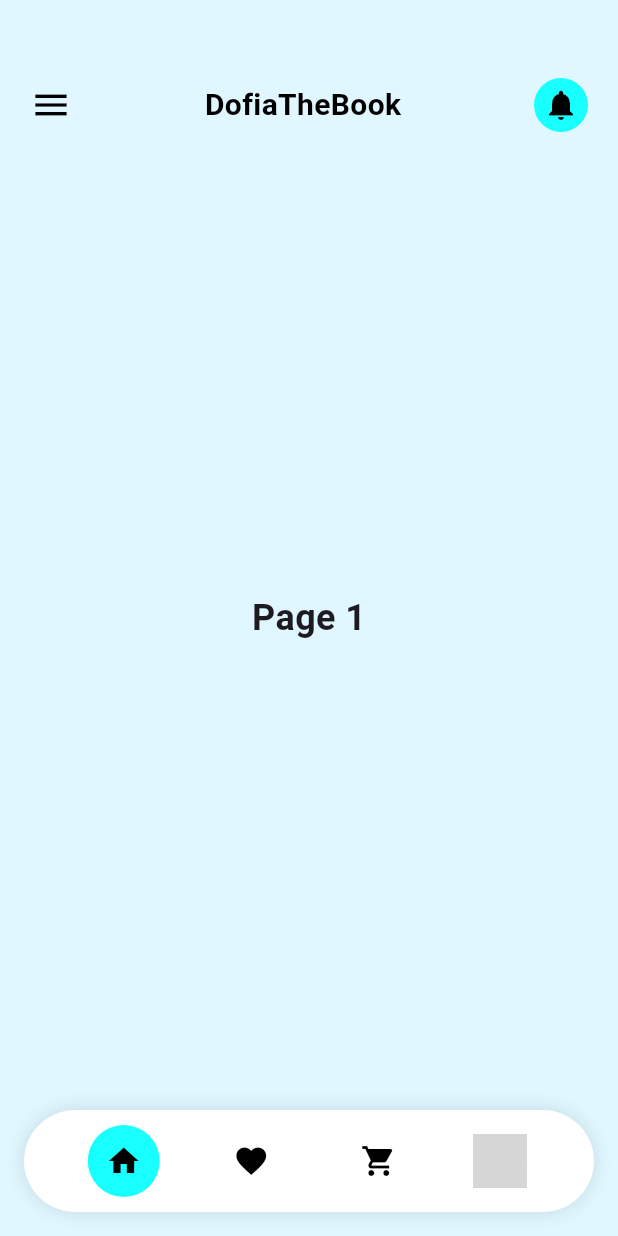
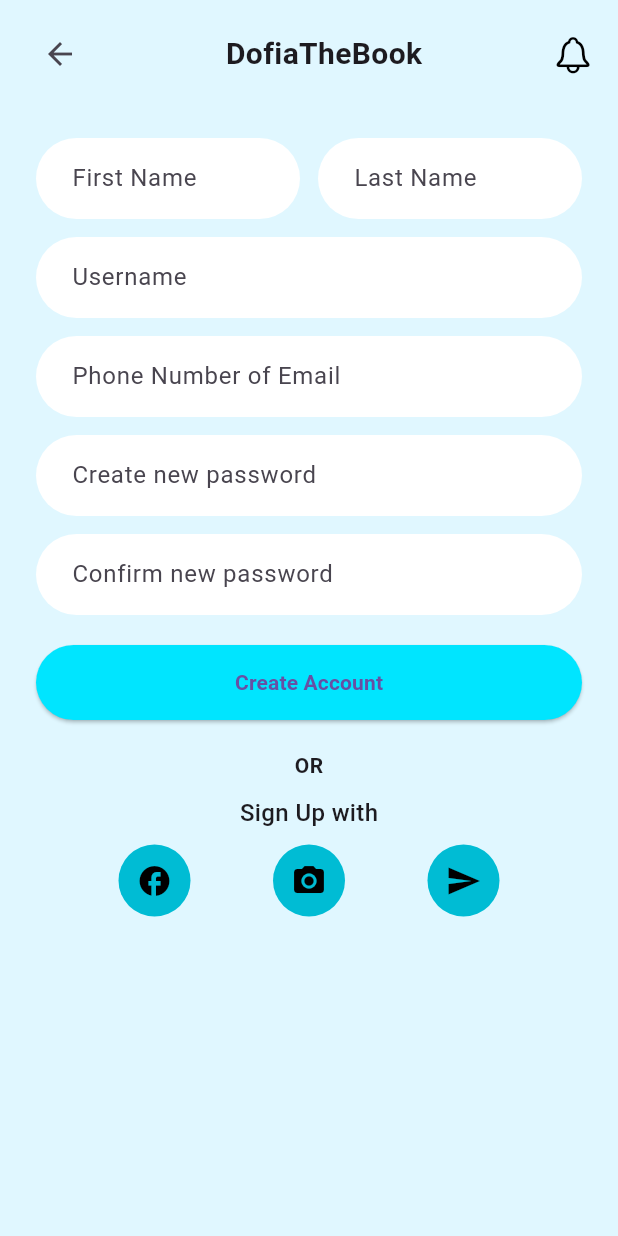
Before and after one commit to khlly/DofiaBookStore, a Flutter app: the screen it shows after launch, on a phone screen of 412 x 824 dp. Run offline on Flutter 3.47's test engine with Material 3 defaults, Android fonts, the phone set to English and light mode, and no system bars; grey boxes are pictures that could not be loaded.

Commit message:
Create auth screens

```diff
--- a/dofia_app/lib/main.dart
+++ b/dofia_app/lib/main.dart
@@ -1,3 +1,4 @@
+import 'package:dofia_the_book/screens/auth/signup_screen.dart';
 import 'package:dofia_the_book/screens/home_screen.dart';
 import 'package:flutter/material.dart';
 
@@ -16,7 +17,7 @@ class MyApp extends StatelessWidget {
         primarySwatch: Colors.blue,
         // Ajoute ici tes thèmes de couleurs et de texte comme discuté précédemment
       ),
-      home: const HomeScreen(), // C'est ici que tu utilises ton HomeScreen
+      home: const SignUpScreen(), // C'est ici que tu utilises ton HomeScreen
     );
   }
 }
--- a/dofia_app/lib/screens/auth/login_screen.dart
+++ b/dofia_app/lib/screens/auth/login_screen.dart
@@ -1,6 +1,5 @@
 import 'package:flutter/material.dart';
 import 'package:dofia_the_book/widgets/auth/auth_form.dart';
-import 'package:dofia_the_book/widgets/auth/social_button.dart';
 
 
 class LoginScreen extends StatelessWidget {
@@ -8,16 +7,15 @@ class LoginScreen extends StatelessWidget {
 
   @override
   Widget build(BuildContext context) {
-    return Scaffold(
-      backgroundColor: const Color(0xFFE0F7FF),
+    return const Scaffold(
+      backgroundColor: Color(0xFFE0F7FF),
       body: SafeArea(
         child: Column(
-          children: const [
+          children: [
             SizedBox(height: 40),
             Text("Welcome Back", style: TextStyle(fontSize: 28, fontWeight: FontWeight.bold)),
             SizedBox(height: 20),
             AuthForm(isLogin: true),
-            SocialButtons(),
           ],
         ),
       ),
--- a/dofia_app/lib/screens/auth/signup_screen.dart
+++ b/dofia_app/lib/screens/auth/signup_screen.dart
@@ -0,0 +1,52 @@
+// lib/screens/auth/signup_screen.dart
+import 'package:flutter/material.dart';
+import '../../widgets/auth/auth_header.dart';
+import '../../widgets/auth/signup_form.dart';
+import '../../widgets/auth/social_button.dart';
+
+class SignUpScreen extends StatelessWidget {
+  const SignUpScreen({super.key});
+
+  @override
+  Widget build(BuildContext context) {
+    return Scaffold(
+      backgroundColor: const Color(0xFFE0F7FF),
+      body: SafeArea(
+        child: Column(
+          crossAxisAlignment: CrossAxisAlignment.stretch,
+          children: [
+            const AuthHeader(title: 'DofiaTheBook', showBack: true),
+            Expanded(
+              child: SingleChildScrollView(
+                padding: const EdgeInsets.symmetric(horizontal: 24),
+                child: Column(
+                  children: [
+                    const SizedBox(height: 20),
+                    const SignUpForm(),
+                    const SizedBox(height: 20),
+                    const Text('OR', style: TextStyle(fontWeight: FontWeight.bold)),
+                    const SizedBox(height: 10),
+                    const Text('Sign Up with',
+                        style: TextStyle(
+                            fontWeight: FontWeight.w500, fontSize: 16)),
+                    const SizedBox(height: 10),
+Row(
+  mainAxisAlignment: MainAxisAlignment.spaceEvenly,
+  children: [
+     //SocialSignUpButton(icon: Icons.whatsapp, onPressed: () {}),
+     SocialSignUpButton(icon: Icons.facebook, onPressed: () {}),
+     SocialSignUpButton(icon: Icons.camera_alt, onPressed: () {}), // Instagram
+     SocialSignUpButton(icon: Icons.send, onPressed: () {}), // Telegram
+  ],
+),
+                    const SizedBox(height: 20),
+                  ],
+                ),
+              ),
+            )
+          ],
+        ),
+      ),
+    );
+  }
+}
--- /dev/null
+++ b/dofia_app/lib/widgets/auth/auth_header.dart
@@ -0,0 +1,38 @@
+// lib/widgets/auth/auth_header.dart
+import 'package:flutter/material.dart';
+import 'package:flutter/cupertino.dart';
+
+class AuthHeader extends StatelessWidget {
+  final String title;
+  final bool showBack;
+
+  const AuthHeader({
+    super.key,
+    required this.title,
+    this.showBack = false,
+  });
+
+  @override
+  Widget build(BuildContext context) {
+    return Padding(
+      padding: const EdgeInsets.symmetric(horizontal: 16, vertical: 12),
+      child: Row(
+        mainAxisAlignment: MainAxisAlignment.spaceBetween,
+        children: [
+          if (showBack)
+            IconButton(
+              icon: const Icon(Icons.arrow_back),
+              onPressed: () => Navigator.pop(context),
+            )
+          else
+            const SizedBox(width: 48),
+          Text(
+            title,
+            style: const TextStyle(fontSize: 20, fontWeight: FontWeight.bold),
+          ),
+          const Icon(CupertinoIcons.bell, color: Colors.black, size: 28),
+        ],
+      ),
+    );
+  }
+}
--- /dev/null
+++ b/dofia_app/lib/widgets/auth/signup_form.dart
@@ -0,0 +1,77 @@
+import 'package:flutter/material.dart';
+
+class SignUpForm extends StatelessWidget {
+  const SignUpForm({super.key});
+
+  @override
+  Widget build(BuildContext context) {
+    final inputDecoration = InputDecoration(
+      filled: true,
+      fillColor: Colors.white,
+      contentPadding: const EdgeInsets.symmetric(horizontal: 20, vertical: 15),
+      border: OutlineInputBorder(
+        borderRadius: BorderRadius.circular(30),
+        borderSide: BorderSide.none,
+      ),
+    );
+
+    return Column(
+      children: [
+        Row(
+          children: [
+            Expanded(
+              child: TextField(
+                decoration: inputDecoration.copyWith(
+                  hintText: 'First Name',
+                ),
+              ),
+            ),
+            const SizedBox(width: 12),
+            Expanded(
+              child: TextField(
+                decoration: inputDecoration.copyWith(
+                  hintText: 'Last Name',
+                ),
+              ),
+            ),
+          ],
+        ),
+        const SizedBox(height: 12),
+        TextField(
+          decoration: inputDecoration.copyWith(hintText: 'Username'),
+        ),
+        const SizedBox(height: 12),
+        TextField(
+          decoration: inputDecoration.copyWith(hintText: 'Phone Number of Email'),
+        ),
+        const SizedBox(height: 12),
+        TextField(
+          obscureText: true,
+          decoration: inputDecoration.copyWith(hintText: 'Create new password'),
+        ),
+        const SizedBox(height: 12),
+        TextField(
+          obscureText: true,
+          decoration: inputDecoration.copyWith(hintText: 'Confirm new password'),
+        ),
+        const SizedBox(height: 20),
+        ElevatedButton(
+          style: ElevatedButton.styleFrom(
+            backgroundColor: Colors.cyanAccent[400],
+            shape: RoundedRectangleBorder(
+              borderRadius: BorderRadius.circular(30),
+            ),
+            minimumSize: const Size.fromHeight(50),
+          ),
+          onPressed: () {
+            // TODO: Ajouter logique d'inscription
+          },
+          child: const Text(
+            'Create Account',
+            style: TextStyle(fontWeight: FontWeight.bold),
+          ),
+        ),
+      ],
+    );
+  }
+}
--- a/dofia_app/lib/widgets/auth/social_button.dart
+++ b/dofia_app/lib/widgets/auth/social_button.dart
@@ -1,12 +1,26 @@
-
 import 'package:flutter/material.dart';
 
-class SocialButtons extends StatelessWidget {
-  const SocialButtons();
+class SocialSignUpButton extends StatelessWidget {
+  final IconData icon;
+  final VoidCallback onPressed;
+
+  const SocialSignUpButton({
+    super.key,
+    required this.icon,
+    required this.onPressed,
+  });
 
   @override
   Widget build(BuildContext context) {
-    // TODO: implement build
-    throw UnimplementedError();
+    return Ink(
+      decoration: const ShapeDecoration(
+        color: Colors.cyan,
+        shape: CircleBorder(),
+      ),
+      child: IconButton(
+        icon: Icon(icon, color: Colors.black),
+        onPressed: onPressed,
+      ),
+    );
   }
 }
```
Also changed, not shown: 1 other file.
